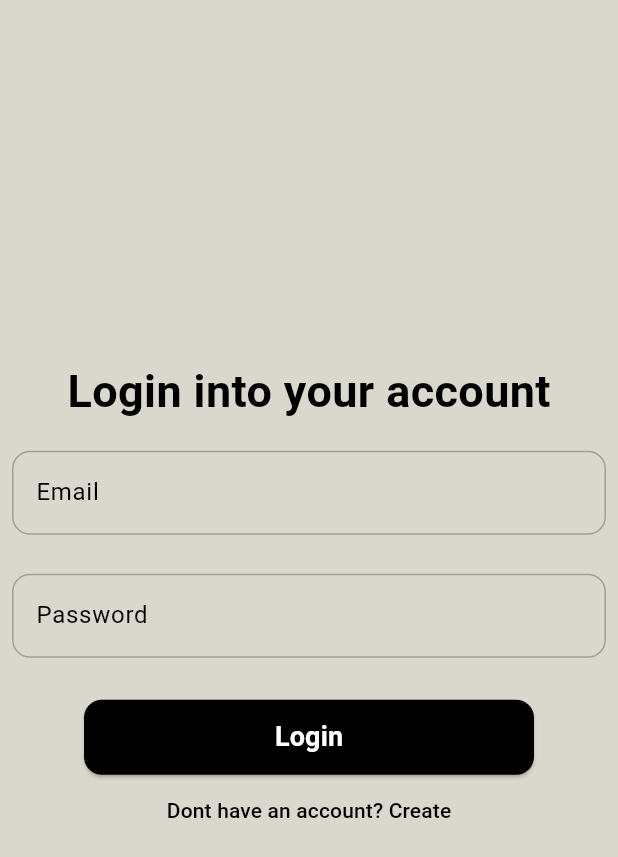
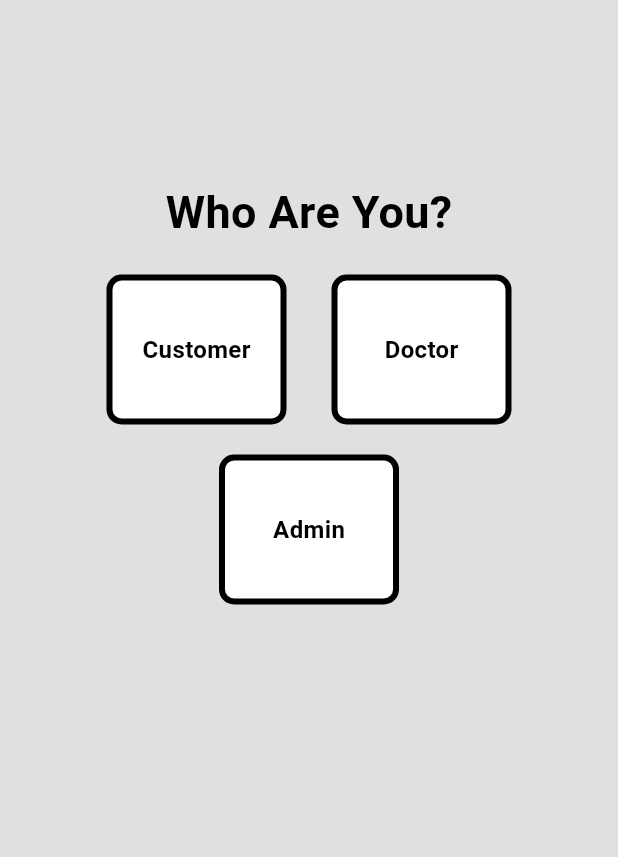
Before and after one commit to hamad-mf/medicart, a Flutter app: the screen it shows after launch, on a phone screen of 412 x 824 dp. Shown: the top 857 px of the screen. Run offline on Flutter 3.47's test engine with Material 3 defaults, Android fonts, the phone set to English and light mode, and no system bars; our stand-ins replace animated_text_kit, cloud_firestore, curved_navigation_bar, firebase_core, shared_preferences, smooth_page_indicator; accounts and stored records are empty.

Commit message:
profile selection screen added

```diff
--- /dev/null
+++ b/lib/Controller/profile_selection_controller.dart
@@ -0,0 +1,22 @@
+import 'package:flutter/material.dart';
+
+class ProfileSelectionController with ChangeNotifier {
+   String? _selectedRole;
+
+  String? get selectedRole => _selectedRole;
+
+  // Update selected role
+  void selectRole(String role) {
+    _selectedRole = role;
+    notifyListeners(); // Notify listeners of state change
+  }
+
+  // Clear selection
+  void clearSelection() {
+    _selectedRole = null;
+    notifyListeners(); // Notify listeners of state change
+  }
+
+  // Check if a role is selected
+  bool get isRoleSelected => _selectedRole != null;
+}
--- /dev/null
+++ b/lib/View/Common Screens/Profile Selection Screen/profile_selection_screen.dart
@@ -0,0 +1,131 @@
+import 'package:flutter/material.dart';
+import 'package:medicart/Controller/profile_selection_controller.dart';
+import 'package:medicart/View/Admin%20Screens/product_adding.dart';
+import 'package:medicart/View/Customer%20Screens/Home%20Screen/home_screen.dart';
+import 'package:medicart/View/Customer%20Screens/Login%20Screen/login_screen.dart';
+import 'package:medicart/View/Doctor%20Screens/Home%20Screen/doctor_home_screen.dart';
+import 'package:provider/provider.dart';
+
+
+class ProfileSelectionScreen extends StatelessWidget {
+  const ProfileSelectionScreen({super.key});
+
+  @override
+  Widget build(BuildContext context) {
+    final controller = Provider.of<ProfileSelectionController>(context);
+
+    return SafeArea(
+      child: Scaffold(
+        backgroundColor: Colors.grey[300],
+        body: Column(
+          children: [
+            const SizedBox(height: 120),
+            const Center(
+              child: Text(
+                "Who Are You?",
+                style: TextStyle(
+                  fontSize: 30,
+                  color: Colors.black,
+                  fontWeight: FontWeight.bold,
+                ),
+              ),
+            ),
+            const SizedBox(height: 20),
+            Row(
+              mainAxisAlignment: MainAxisAlignment.center,
+              children: [
+                buildRoleContainer(context, "Customer"),
+                const SizedBox(width: 30),
+                buildRoleContainer(context, "Doctor"),
+              ],
+            ),
+            const SizedBox(height: 20),
+            buildRoleContainer(context, "Admin"),
+            const SizedBox(height: 30),
+            if (controller.isRoleSelected)
+              ElevatedButton(
+                onPressed: () {
+                  // Navigate to the appropriate screen based on the selected role
+                  switch (controller.selectedRole) {
+                    case "Customer":
+                      Navigator.push(
+                        context,
+                        MaterialPageRoute(builder: (context) => const LoginScreen()),
+                      );
+                      break;
+                    case "Doctor":
+                      Navigator.push(
+                        context,
+                        MaterialPageRoute(builder: (context) => const DoctorHomeScreen()),
+                      );
+                      break;
+                    case "Admin":
+                      Navigator.push(
+                        context,
+                        MaterialPageRoute(builder: (context) => const ProductAdding()),
+                      );
+                      break;
+                    default:
+                      break;
+                  }
+                },
+                child: const Text("Continue"),
+              ),
+          ],
+        ),
+      ),
+    );
+  }
+
+  Widget buildRoleContainer(BuildContext context, String role) {
+    final controller = Provider.of<ProfileSelectionController>(context);
+    final isSelected = controller.selectedRole == role;
+
+    return GestureDetector(
+      onTap: () {
+        controller.selectRole(role); // Update selection
+      },
+      child: Stack(
+        clipBehavior: Clip.none,
+        children: [
+          Container(
+            width: 120,
+            height: 100,
+            decoration: BoxDecoration(
+              color: isSelected ? Colors.blue[100] : Colors.white,
+              border: Border.all(
+                color: isSelected ? Colors.blue : Colors.black,
+                width: 4,
+              ),
+              borderRadius: BorderRadius.circular(10),
+            ),
+            child: Center(
+              child: Text(
+                role,
+                style: TextStyle(
+                  fontSize: 16,
+                  fontWeight: FontWeight.bold,
+                  color: isSelected ? Colors.blue : Colors.black,
+                ),
+              ),
+            ),
+          ),
+          if (isSelected)
+            Positioned(
+              top: -10,
+              right: -10,
+              child: CircleAvatar(
+                radius: 12,
+                backgroundColor: Colors.blue,
+                child: const Icon(
+                  Icons.check,
+                  color: Colors.white,
+                  size: 16,
+                ),
+              ),
+            ),
+        ],
+      ),
+    );
+  }
+}
--- a/lib/View/Splash Screen/splash_screen.dart
+++ b/lib/View/Common Screens/Splash Screen/splash_screen.dart
@@ -3,9 +3,13 @@ import 'package:animated_text_kit/animated_text_kit.dart';
 import 'package:flutter/material.dart';
 import 'package:medicart/Utils/color_constants.dart';
 import 'package:medicart/Utils/image_constants.dart';
+
 import 'package:medicart/View/Customer%20Screens/Custom%20BottomNavBar/custom_bottom_navbar.dart';
-import 'package:medicart/View/Customer%20Screens/Login%20Screen/login_screen.dart';
-import 'package:medicart/View/Sample%20Screen/product_adding.dart';
+
+import 'package:medicart/View/Common%20Screens/Profile%20Selection%20Screen/profile_selection_screen.dart';
+
+
+
 import 'package:shared_preferences/shared_preferences.dart';
 
 class SplashScreen extends StatefulWidget {
@@ -37,7 +41,7 @@ class _SplashScreenState extends State<SplashScreen> {
       } else {
         // Navigate to LoginScreen if not logged in
         Navigator.of(context)
-            .pushReplacement(MaterialPageRoute(builder: (_) => LoginScreen()));
+            .pushReplacement(MaterialPageRoute(builder: (_) => ProfileSelectionScreen()));
       }
     });
   }
--- /dev/null
+++ b/lib/View/Doctor Screens/Home Screen/doctor_home_screen.dart
@@ -0,0 +1,10 @@
+import 'package:flutter/material.dart';
+
+class DoctorHomeScreen extends StatelessWidget {
+  const DoctorHomeScreen({super.key});
+
+  @override
+  Widget build(BuildContext context) {
+    return Scaffold();
+  }
+}
--- a/lib/main.dart
+++ b/lib/main.dart
@@ -2,9 +2,10 @@ import 'package:firebase_core/firebase_core.dart';
 import 'package:flutter/material.dart';
 import 'package:medicart/Controller/login_screen_controller.dart';
 import 'package:medicart/Controller/product_adding_screen_controller.dart';
+import 'package:medicart/Controller/profile_selection_controller.dart';
 import 'package:medicart/Controller/registration_screen_controller.dart';
 
-import 'package:medicart/View/Splash%20Screen/splash_screen.dart';
+import 'package:medicart/View/Common%20Screens/Splash%20Screen/splash_screen.dart';
 import 'package:medicart/firebase_options.dart';
 import 'package:provider/provider.dart';
 
@@ -26,6 +27,7 @@ class MyApp extends StatelessWidget {
         ChangeNotifierProvider(create: (context) => RegistrationScreenController(),),
         ChangeNotifierProvider(create: (context) => LoginScreenController(),),
         ChangeNotifierProvider(create: (context) => ProductAddingScreenController(),),
+        ChangeNotifierProvider(create: (context) => ProfileSelectionController(),),
       ],
       child: MaterialApp(
         debugShowCheckedModeBanner: false,
```
Also changed, not shown: lib/View/Admin Screens/product_adding.dart (renamed from lib/View/Sample Screen/product_adding.dart), lib/View/Common Screens/Sample Screen/sample_screen.dart (renamed from lib/View/Sample Screen/sample_screen.dart).
